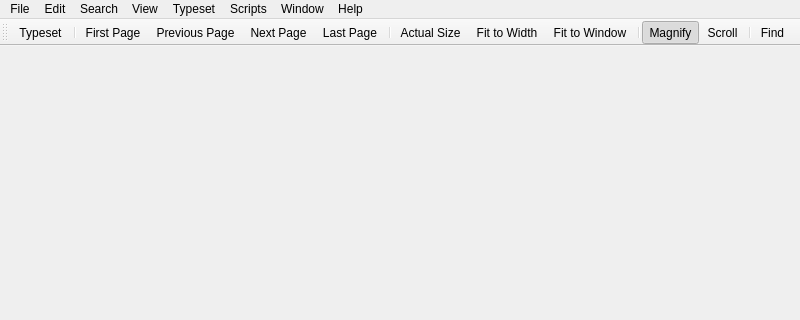
svn2github/texstudio-trunk, file PDFDocument.ui: the form before one commit; both pictures show x 0 to 800 and y 0 to 320 of the 800 by 600 pixel window.
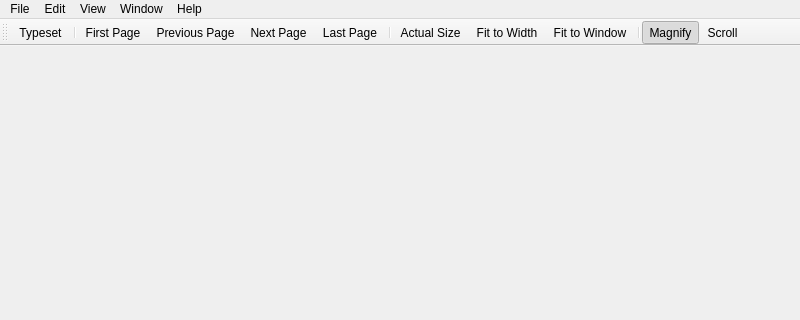
The form after the commit. Icons and pictures are not drawn.

Commit message: removed some viewer menus

Patch:
```diff
--- a/PDFDocument.ui
+++ b/PDFDocument.ui
@@ -23,7 +23,7 @@
      <x>0</x>
      <y>0</y>
      <width>800</width>
-     <height>22</height>
+     <height>25</height>
     </rect>
    </property>
    <widget class="QMenu" name="menuHelp">
@@ -100,41 +100,9 @@
     <addaction name="separator"/>
     <addaction name="actionGo_to_Source"/>
    </widget>
-   <widget class="QMenu" name="menuTypeset">
-    <property name="title">
-     <string comment="menu title">Typeset</string>
-    </property>
-    <addaction name="actionTypeset"/>
-   </widget>
-   <widget class="QMenu" name="menuSearch">
-    <property name="title">
-     <string>Search</string>
-    </property>
-    <addaction name="actionFind"/>
-    <addaction name="actionFind_Again"/>
-   </widget>
-   <widget class="QMenu" name="menuScripts">
-    <property name="title">
-     <string>Scripts</string>
-    </property>
-    <widget class="QMenu" name="menuScripting_TeXworks">
-     <property name="title">
-      <string>Scripting TeXworks</string>
-     </property>
-     <addaction name="actionAbout_Scripts"/>
-     <addaction name="actionManage_Scripts"/>
-     <addaction name="actionUpdate_Scripts"/>
-     <addaction name="actionShow_Scripts_Folder"/>
-    </widget>
-    <addaction name="menuScripting_TeXworks"/>
-    <addaction name="separator"/>
-   </widget>
    <addaction name="menuFile"/>
    <addaction name="menuEdit"/>
-   <addaction name="menuSearch"/>
    <addaction name="menuView"/>
-   <addaction name="menuTypeset"/>
-   <addaction name="menuScripts"/>
    <addaction name="menuWindow"/>
    <addaction name="menuHelp"/>
   </widget>
@@ -177,8 +145,6 @@
    <addaction name="separator"/>
    <addaction name="actionMagnify"/>
    <addaction name="actionScroll"/>
-   <addaction name="separator"/>
-   <addaction name="actionFind"/>
   </widget>
   <action name="actionAbout_TW">
    <property name="text">
```
Left out of the diff: 52 changed lines with no effect on the pictures.
